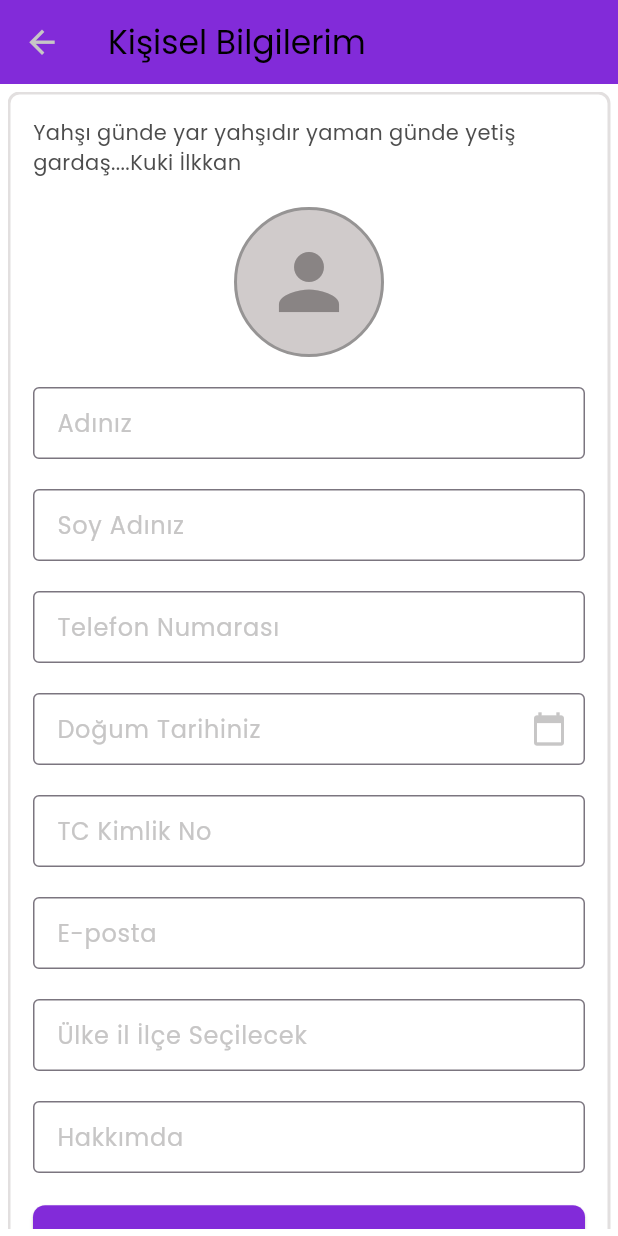
After one commit to ozgeakinci/tobeto-app, a Flutter app: the Profile screen opened directly, after a tap on "Kişisel Bilgiler", on a phone screen of 412 x 824 dp. The commit adds this screen. Run offline on Flutter 3.47's test engine with Material 3 defaults, Android fonts, the phone set to English and light mode, and no system bars; our stand-ins replace google_fonts; missing offline and left inert: dart:ffi.

Commit message:
profile page fixed

```diff
--- a/lib/theme/tobeto_theme.dart
+++ b/lib/theme/tobeto_theme.dart
@@ -9,8 +9,9 @@ class TobetoAppTheme {
     return ThemeData(
         useMaterial3: true,
         scaffoldBackgroundColor: Colors.white,
-        appBarTheme: const AppBarTheme(
+        appBarTheme: AppBarTheme(
           systemOverlayStyle: SystemUiOverlayStyle.dark,
+          color: TobetoAppColor.colorSchemeLight.primary,
         ),
         colorScheme: TobetoAppColor.colorSchemeLight,
         // showModalBottomSheet => Üst köşelerin düz olması saglandı
--- a/lib/view/screens/menuScreens/profile.dart
+++ b/lib/view/screens/menuScreens/profile.dart
@@ -1,12 +1,79 @@
 import 'package:flutter/material.dart';
+import 'package:tobeto_app/view/screens/menuScreens/profileScreens/experience.dart';
+import 'package:tobeto_app/view/screens/menuScreens/profileScreens/personal_info.dart';
+import 'package:tobeto_app/view/screens/menuScreens/profileScreens/skills.dart';
 
 class Profile extends StatelessWidget {
-  const Profile({Key? key}) : super(key: key);
+  final Map<String, dynamic> profileData = {
+    'Kişisel Bilgiler': PersonalInfo(),
+    'Deneyimlerm': Experience(),
+    'Yetkinliklerim': Skills(),
+    'Yabancı dillerim': Experience(),
+    'Sertifikalarım': Experience(),
+    'Medya Hesaplarım': Experience(),
+    'Tobeto işte başarı modelim': Experience(),
+    'Tobeto seviye testlereim': Experience(),
+    'Yetkinlik rozetlerim': Experience(),
+    'Activite Haritam': Experience(),
+    'Eğitim hayatım ve deneyimlerim': Experience(),
+    'Ayarlar': Experience(),
+
+    // Geri Kalanlar
+    /*        'Kişisel Bilgiler': PersonalInfo(),
+    'Deneyimlerm': Experience(),
+    'Yetkinliklerim': Skills(),
+    'Yabancı dillerim': ForeignLanguages(),
+    'Sertifikalarım': Certifications(),
+    'Medya Hesaplarım': SocialMediaAccounts(),
+    'Tobeto işte başarı modelim': TobetoSuccessModelAtWork(),
+    'Tobeto seviye testlereim': TobetoLevelTests(),
+    'Yetkinlik rozetlerim': SkillBadges(),
+    'Activite Haritam': ActivityMap(),
+    'Eğitim hayatım ve deneyimlerim': EducationAndExperiences(),
+    'Ayarlar': Settings(), */
+  };
+
+  Profile({Key? key}) : super(key: key);
 
   @override
   Widget build(BuildContext context) {
-    return const Scaffold(
-      body: Center(child: Text('Profilim ')),
+    List<String> keys = profileData.keys.toList();
+
+    return Scaffold(
+      body: Center(
+        child: Column(
+          mainAxisAlignment: MainAxisAlignment.center,
+          children: [
+            Expanded(
+              child: ListView.builder(
+                itemCount: keys.length,
+                itemBuilder: (context, index) {
+                  String key = keys[index];
+                  return ListTile(
+                    title: Text(
+                      key,
+                      style: Theme.of(context).textTheme.bodyMedium,
+                    ),
+                    trailing: Icon(Icons.chevron_right),
+                    onTap: () {
+                      dynamic selectedClass = profileData[key];
+                      if (selectedClass is Widget) {
+                        Navigator.push(
+                          context,
+                          MaterialPageRoute(
+                              builder: (context) => selectedClass),
+                        );
+                      } else {
+                        print("Belirtilen sınıf bulunamadı");
+                      }
+                    },
+                  );
+                },
+              ),
+            ),
+          ],
+        ),
+      ),
     );
   }
 }
--- /dev/null
+++ b/lib/view/screens/menuScreens/profileScreens/personal_info.dart
@@ -0,0 +1,171 @@
+import 'package:flutter/material.dart';
+import 'package:flutter/services.dart';
+
+class PersonalInfo extends StatefulWidget {
+  const PersonalInfo({Key? key}) : super(key: key);
+
+  @override
+  State<PersonalInfo> createState() => _PersonalInfoState();
+}
+
+class _PersonalInfoState extends State<PersonalInfo> {
+  final String gibiIlkkan =
+      "Yahşı günde yar yahşıdır yaman günde yetiş gardaş....Kuki İlkkan";
+
+  TextEditingController adController = TextEditingController();
+  TextEditingController aboutMeController = TextEditingController();
+
+  @override
+  Widget build(BuildContext context) {
+    return Scaffold(
+      appBar: AppBar(
+        title: Text("Kişisel Bilgilerim"),
+      ),
+      body: Padding(
+        padding: const EdgeInsets.all(5.0),
+        child: SingleChildScrollView(
+          child: Container(
+            decoration: BoxDecoration(
+              border: Border.all(
+                width: 2,
+                color: Color.fromARGB(255, 226, 223, 223),
+              ),
+              borderRadius: BorderRadius.circular(8),
+            ),
+            child: Padding(
+              padding: const EdgeInsets.all(15.0),
+              child: Column(
+                crossAxisAlignment: CrossAxisAlignment.stretch,
+                children: [
+                  Text(gibiIlkkan),
+                  const SizedBox(height: 20),
+                  _buildUserPhoto(),
+                  const SizedBox(height: 20),
+                  _buildTextField("Adınız"),
+                  const SizedBox(height: 20),
+                  _buildTextField("Soy Adınız"),
+                  const SizedBox(height: 20),
+                  _buildPhoneNumberField(),
+                  const SizedBox(height: 20),
+                  _buildDateOfBirthField(),
+                  const SizedBox(height: 20),
+                  _buildTextField("TC Kimlik No"),
+                  const SizedBox(height: 20),
+                  _buildTextField("E-posta"),
+                  const SizedBox(height: 20),
+                  _buildTextField("Ülke il İlçe Seçilecek"),
+                  const SizedBox(height: 20),
+                  _buildAboutMeField(),
+                  const SizedBox(height: 20),
+                  _buildSaveButton(),
+                ],
+              ),
+            ),
+          ),
+        ),
+      ),
+    );
+  }
+
+  Widget _buildUserPhoto() {
+    return Container(
+      width: 100,
+      height: 100,
+      decoration: BoxDecoration(
+        shape: BoxShape.circle,
+        border: Border.all(
+            width: 2, color: const Color.fromARGB(255, 150, 148, 148)),
+        color: const Color.fromARGB(255, 208, 203, 203),
+      ),
+      child: const Icon(Icons.person,
+          size: 60, color: const Color.fromARGB(255, 137, 132, 132)),
+    );
+  }
+
+  Widget _buildTextField(String labelText) {
+    return TextFormField(
+      controller: adController,
+      decoration: InputDecoration(
+        labelText: labelText,
+        border: const OutlineInputBorder(),
+        contentPadding: const EdgeInsets.symmetric(
+          vertical: 10,
+          horizontal: 12,
+        ),
+      ),
+      style: TextStyle(fontSize: 15),
+    );
+  }
+
+  Widget _buildPhoneNumberField() {
+    return TextFormField(
+      controller: adController,
+      decoration: const InputDecoration(
+        labelText: "Telefon Numarası",
+        border: OutlineInputBorder(),
+        contentPadding: EdgeInsets.symmetric(
+          vertical: 10,
+          horizontal: 12,
+        ),
+        prefixText: '+90 ', // Alan kodu veya ülke kodu ekleyebilirsiniz
+      ),
+      style: TextStyle(fontSize: 15),
+      keyboardType: TextInputType.phone,
+      inputFormatters: [
+        FilteringTextInputFormatter.digitsOnly,
+        LengthLimitingTextInputFormatter(13),
+      ],
+    );
+  }
+
+  Widget _buildDateOfBirthField() {
+    return TextFormField(
+      controller: adController,
+      decoration: InputDecoration(
+        labelText: "Doğum Tarihiniz",
+        border: OutlineInputBorder(),
+        contentPadding: const EdgeInsets.symmetric(
+          vertical: 10,
+          horizontal: 12,
+        ),
+        suffixIcon: IconButton(
+          icon: Icon(Icons.calendar_today),
+          onPressed: () {
+            print("Tarih seçme açılacak");
+          },
+        ),
+      ),
+      style: TextStyle(fontSize: 15),
+    );
+  }
+
+  Widget _buildAboutMeField() {
+    return TextFormField(
+      controller: aboutMeController,
+      maxLines: null,
+      decoration: InputDecoration(
+        labelText: "Hakkımda",
+        border: OutlineInputBorder(),
+        contentPadding: const EdgeInsets.symmetric(
+          vertical: 10,
+          horizontal: 12,
+        ),
+      ),
+      style: TextStyle(fontSize: 15),
+    );
+  }
+
+  Widget _buildSaveButton() {
+    return ElevatedButton(
+      onPressed: () {
+        print("Kaydet Tıklandı");
+      },
+      style: ElevatedButton.styleFrom(
+        shape: RoundedRectangleBorder(
+          borderRadius: BorderRadius.circular(8),
+        ),
+      ),
+      child: Text("Kaydet"),
+    );
+  }
+}
```
Also changed, not shown: lib/view/screens/menuScreens/profileScreens/experience.dart (added, +50 -0 lines), lib/view/screens/menuScreens/profileScreens/skills.dart (added, +15 -0 lines), lib/view/widgets/big_button.dart (+11 -12 lines).
